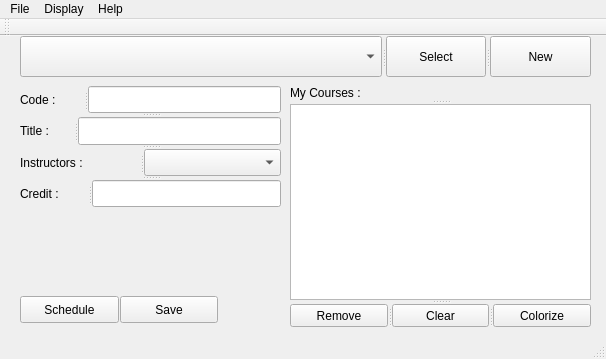
Before: the Qt Designer form MainWindow.ui in yycho0108/OlinScheduler, drawn with Qt 5.
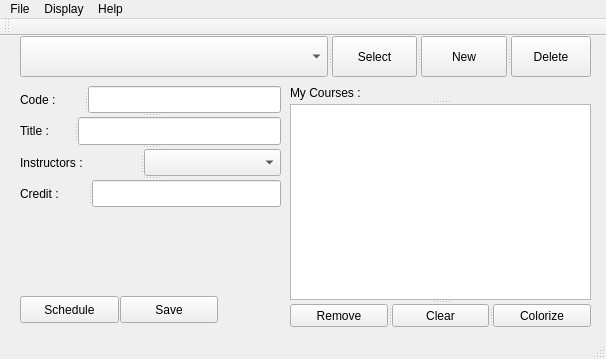
After: the same form once the commit is applied.

Patch:
```diff
--- a/MainWindow.ui
+++ b/MainWindow.ui
@@ -206,6 +206,14 @@
       <string>New</string>
      </property>
     </widget>
+    <widget class="QPushButton" name="deleteBtn">
+     <property name="toolTip">
+      <string>Delete selected course entry</string>
+     </property>
+     <property name="text">
+      <string>Delete</string>
+     </property>
+    </widget>
    </widget>
   </widget>
   <widget class="QMenuBar" name="menuBar">
```
Left out of the diff: 17 changed lines with no effect on the pictures.
